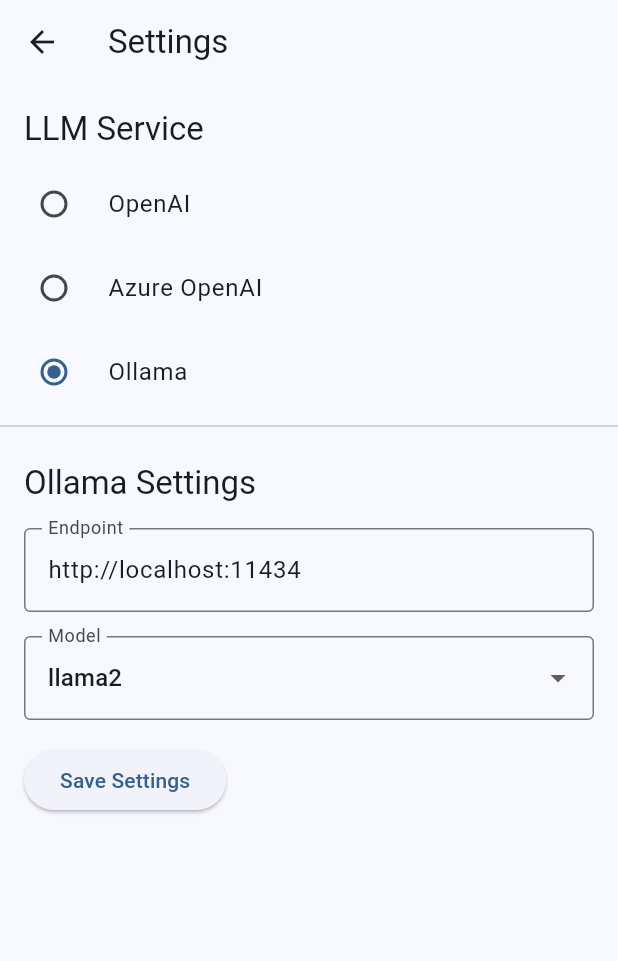
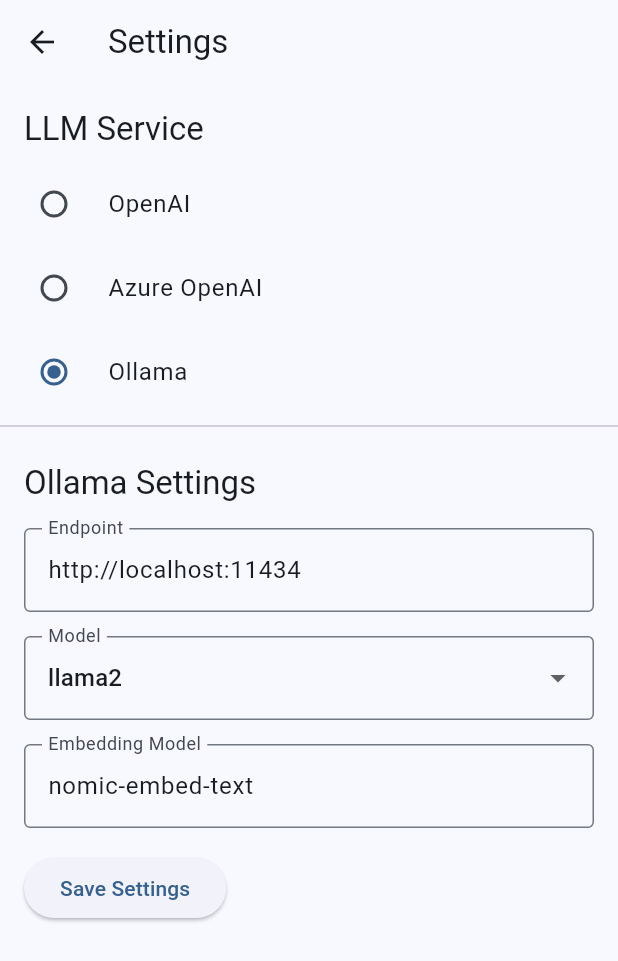
Before and after one commit to yhsung/llm_chat_app, a Flutter app: the SettingsScreen screen opened directly, after a tap on "Azure OpenAI", after a tap on "Ollama", on a phone screen of 412 x 824 dp. Shown: the top 961 px of the screen. Run offline on Flutter 3.47's test engine with Material 3 defaults, Android fonts, the phone set to English and light mode, and no system bars; our stand-ins replace dio, file_picker, flutter_markdown, flutter_riverpod, flutter_secure_storage, image_picker; missing offline and left inert: doc_text_extractor; accounts and stored records are empty; network calls fail.

Commit message:
Support separate embedding model for Ollama

```diff
--- a/lib/services/ollama_service.dart
+++ b/lib/services/ollama_service.dart
@@ -6,8 +6,10 @@ import 'llm_service.dart';
 class OllamaService implements LlmService {
   static const String _endpointKey = 'ollama_endpoint';
   static const String _modelKey = 'ollama_model';
+  static const String _embeddingModelKey = 'ollama_embedding_model';
   static const String _defaultEndpoint = 'http://localhost:11434';
   static const String _defaultModel = 'llama2';
+  static const String _defaultEmbeddingModel = 'nomic-embed-text';
 
   final Dio _dio = Dio();
   final FlutterSecureStorage _secureStorage = const FlutterSecureStorage();
@@ -116,6 +118,15 @@ class OllamaService implements LlmService {
     return await _secureStorage.read(key: _modelKey) ?? _defaultModel;
   }
 
+  Future<void> setEmbeddingModel(String model) async {
+    await _secureStorage.write(key: _embeddingModelKey, value: model);
+  }
+
+  Future<String> getCurrentEmbeddingModel() async {
+    return await _secureStorage.read(key: _embeddingModelKey) ??
+        _defaultEmbeddingModel;
+  }
+
   Future<void> setEndpoint(String endpoint) async {
     await _secureStorage.write(key: _endpointKey, value: endpoint);
   }
@@ -127,11 +138,11 @@ class OllamaService implements LlmService {
   @override
   Future<List<double>> embedText(String text) async {
     final endpoint = await _secureStorage.read(key: _endpointKey) ?? _defaultEndpoint;
-    final model = await getCurrentModel();
+    final model = await getCurrentEmbeddingModel();
 
     try {
       final response = await _dio.post(
-        '$endpoint/api/embeddings',
+        '$endpoint/api/embed',
         options: Options(headers: {'Content-Type': 'application/json'}),
         data: {
           'model': model,
--- a/lib/ui/screens/settings_screen.dart
+++ b/lib/ui/screens/settings_screen.dart
@@ -435,6 +435,7 @@ class OllamaSettings extends ConsumerStatefulWidget {
 
 class _OllamaSettingsState extends ConsumerState<OllamaSettings> {
   final TextEditingController _endpointController = TextEditingController();
+  final TextEditingController _embeddingModelController = TextEditingController();
   String? _selectedModel;
   List<String> _availableModels = [];
   bool _isLoading = false;
@@ -448,6 +449,7 @@ class _OllamaSettingsState extends ConsumerState<OllamaSettings> {
   @override
   void dispose() {
     _endpointController.dispose();
+    _embeddingModelController.dispose();
     super.dispose();
   }
 
@@ -465,6 +467,10 @@ class _OllamaSettingsState extends ConsumerState<OllamaSettings> {
 
       // Load current model
       final currentModel = await ollamaService.getCurrentModel();
+
+      // Load embedding model
+      final embeddingModel = await ollamaService.getCurrentEmbeddingModel();
+      _embeddingModelController.text = embeddingModel;
 
       // Load available models
       final models = await ollamaService.getAvailableModels();
@@ -503,6 +509,10 @@ class _OllamaSettingsState extends ConsumerState<OllamaSettings> {
       if (_selectedModel != null) {
         await ollamaService.setModel(_selectedModel!);
       }
+
+      await ollamaService.setEmbeddingModel(
+        _embeddingModelController.text.trim(),
+      );
 
       await _loadSettings();
 
@@ -557,6 +567,14 @@ class _OllamaSettingsState extends ConsumerState<OllamaSettings> {
             },
           ),
           const SizedBox(height: 16),
+          TextField(
+            controller: _embeddingModelController,
+            decoration: const InputDecoration(
+              labelText: 'Embedding Model',
+              border: OutlineInputBorder(),
+            ),
+          ),
+          const SizedBox(height: 16),
           ElevatedButton(
             onPressed: _isLoading ? null : _saveSettings,
             child: const Text('Save Settings'),
```
